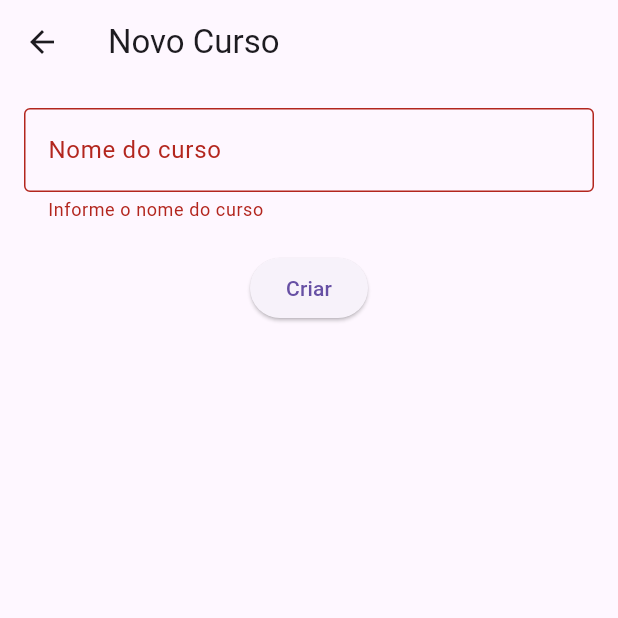
After one commit to Luis-Fernando-Pereira/chamadas-catolica, a Flutter app: the CourseFormScreen screen opened directly, after a tap on "Criar", on a phone screen of 412 x 824 dp, the top half of it. The commit adds this screen. Run offline on Flutter 3.47's test engine with Material 3 defaults, Android fonts, the phone set to English and light mode, and no system bars; our stand-ins replace geolocator, permission_handler, shared_preferences; accounts and stored records are empty.

Commit message:
Adicionada CRUD de cursos e armazenamento local usando Shared Preferences

```diff
--- a/appchamada/lib/model/course.dart
+++ b/appchamada/lib/model/course.dart
@@ -6,4 +6,10 @@ class Course {
   Course({required int id, this.name}) : _id = id;
 
   int? get id => _id;
+
+  Map<String, dynamic> toJson() => {'id': _id, 'name': name};
+
+  factory Course.fromJson(Map<String, dynamic> json) {
+    return Course(id: json['id'] as int, name: json['name'] as String?);
+  }
 }
--- /dev/null
+++ b/appchamada/lib/screens/course_form_screen.dart
@@ -0,0 +1,80 @@
+// lib/screens/course_form_screen.dart
+import 'package:appchamada/model/course.dart';
+import 'package:appchamada/services/course_storage.dart';
+import 'package:flutter/material.dart';
+
+class CourseFormScreen extends StatefulWidget {
+  final Course? course;
+  const CourseFormScreen({super.key, this.course});
+
+  @override
+  State<CourseFormScreen> createState() => _CourseFormScreenState();
+}
+
+class _CourseFormScreenState extends State<CourseFormScreen> {
+  final _formKey = GlobalKey<FormState>();
+  final TextEditingController _nameController = TextEditingController();
+
+  @override
+  void initState() {
+    super.initState();
+    if (widget.course != null) {
+      _nameController.text = widget.course!.name ?? '';
+    }
+  }
+
+  @override
+  void dispose() {
+    _nameController.dispose();
+    super.dispose();
+  }
+
+  Future<void> _save() async {
+    if (!_formKey.currentState!.validate()) return;
+
+    final name = _nameController.text.trim();
+
+    if (widget.course != null) {
+      final updated = Course(id: widget.course!.id!, name: name);
+      await CourseStorage.updateCourse(updated);
+    } else {
+      // Simple id generation: timestamp in milliseconds
+      final id = DateTime.now().millisecondsSinceEpoch % 1000000000;
+      final newCourse = Course(id: id, name: name);
+      await CourseStorage.saveCourse(newCourse);
+    }
+
+    if (mounted) Navigator.of(context).pop();
+  }
+
+  @override
+  Widget build(BuildContext context) {
+    final isEditing = widget.course != null;
+
+    return Scaffold(
+      appBar: AppBar(title: Text(isEditing ? 'Editar Curso' : 'Novo Curso')),
+      body: Padding(
+        padding: const EdgeInsets.all(16.0),
+        child: Form(
+          key: _formKey,
+          child: Column(
+            children: [
+              TextFormField(
+                controller: _nameController,
+                decoration: const InputDecoration(labelText: 'Nome do curso'),
+                validator: (v) => (v == null || v.trim().isEmpty)
+                    ? 'Informe o nome do curso'
+                    : null,
+              ),
+              const SizedBox(height: 20),
+              ElevatedButton(
+                onPressed: _save,
+                child: Text(isEditing ? 'Salvar' : 'Criar'),
+              ),
+            ],
+          ),
+        ),
+      ),
+    );
+  }
+}
```
Also changed, not shown: appchamada/lib/main.dart (+18 -10 lines), appchamada/lib/model/logger.dart (+16 -5 lines), appchamada/lib/model/user.dart (+28 -0 lines), appchamada/lib/screens/course_list_screen.dart (added, +128 -0 lines), appchamada/lib/screens/dashboard_screen.dart (+46 -22 lines), appchamada/lib/services/course_storage.dart (added, +54 -0 lines), appchamada/lib/services/user_storage.dart (added, +50 -0 lines), 1 other file.
